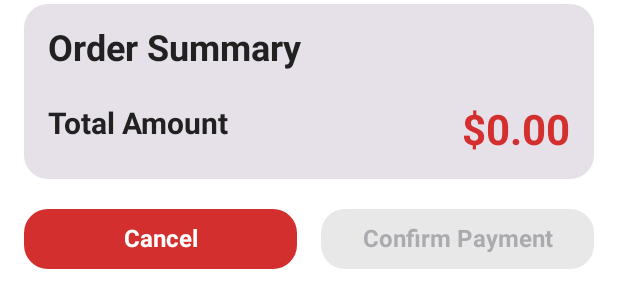
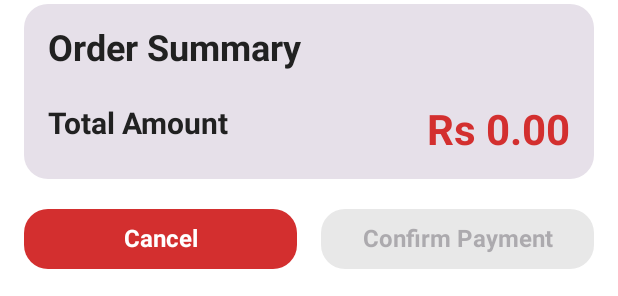
Before and after one commit to DinukWeerasinghe/Aiken-Vending-UI-Project, an Android app built with Jetpack Compose: the @Preview function CheckoutScreenMobilePreview, on a phone screen of 412 x 824 dp. Shown: the part 937-1233 px from the top of the screen. Run offline under Robolectric (Android 15) with nearby library versions, the phone set to English and light mode, and no system bars.

Commit message:
Update CheckoutScreen.kt

```diff
--- a/app/src/main/java/com/aiken/vendingmachine/ui/screens/CheckoutScreen.kt
+++ b/app/src/main/java/com/aiken/vendingmachine/ui/screens/CheckoutScreen.kt
@@ -99,7 +99,7 @@ fun CheckoutScreen(
                         modifier = Modifier.fillMaxWidth()
                     ) {
                         Text("${item.quantity} × ${item.product.name}")
-                        Text("$${String.format("%.2f", item.product.price * item.quantity)}")
+                        Text("Rs ${String.format("%.2f", item.product.price * item.quantity)}")
                     }
                     Spacer(modifier = Modifier.height(4.dp))
                 }
@@ -116,7 +116,7 @@ fun CheckoutScreen(
                         fontWeight = FontWeight.Bold
                     )
                     Text(
-                        text = "$${String.format("%.2f", uiState.totalPrice)}",
+                        text = "Rs ${String.format("%.2f", uiState.totalPrice)}",
                         style = MaterialTheme.typography.headlineMedium,
                         fontWeight = FontWeight.Bold,
                         color = MaterialTheme.colorScheme.primary
```
